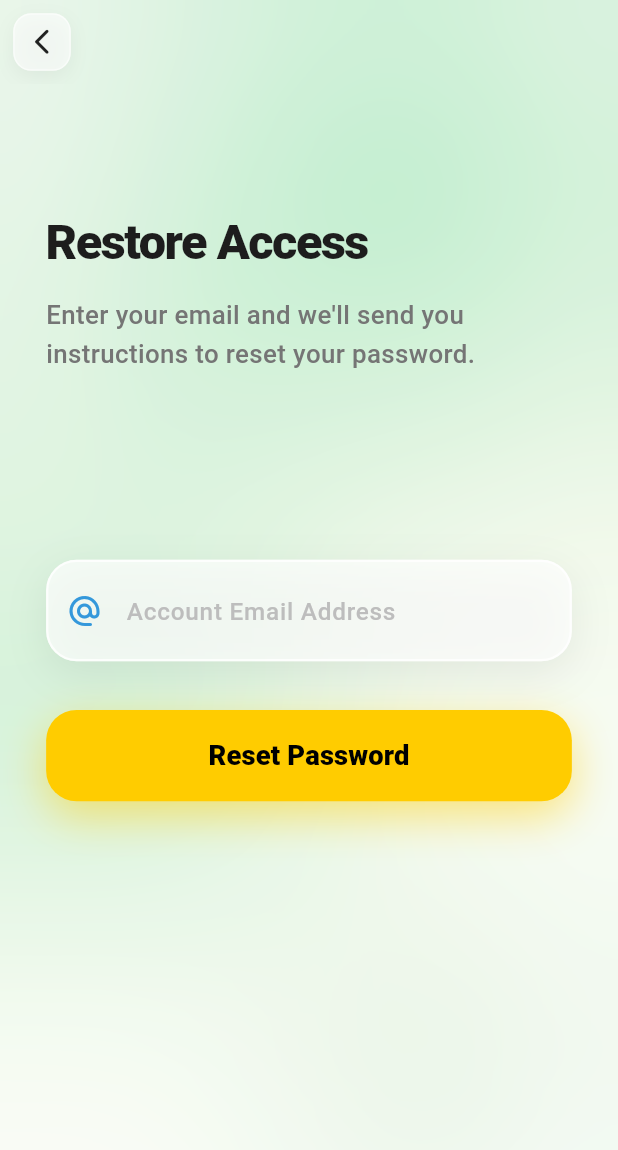
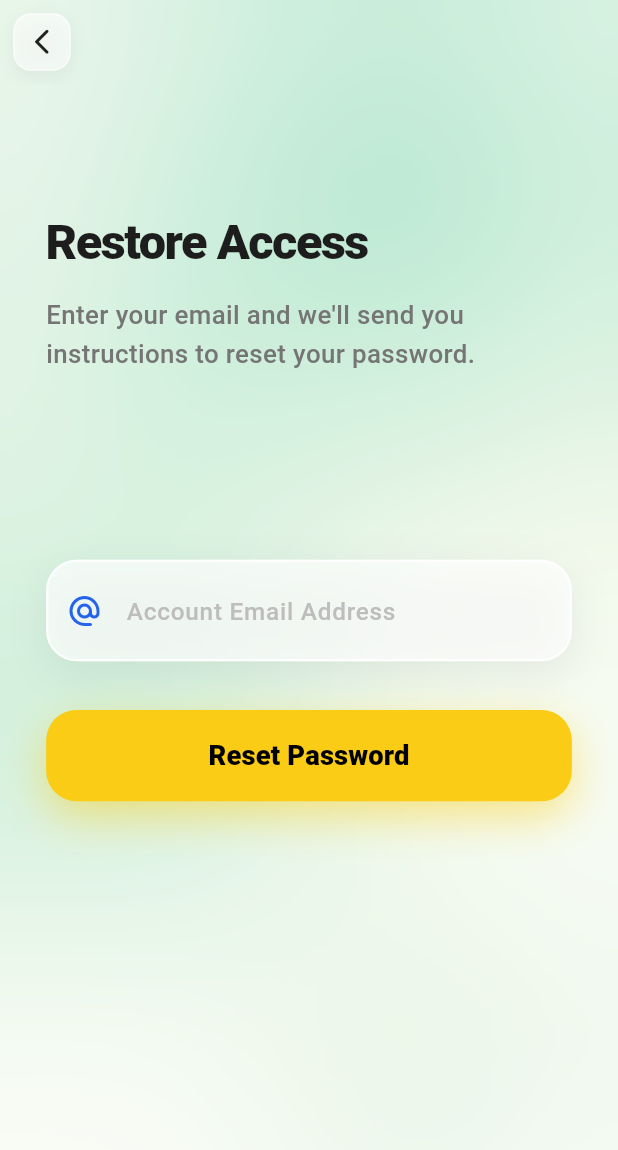
Before and after one commit to ansar7787/fluentify-app, a Flutter app: the screen it shows after launch, after a tap on "Forgot Password?", on a phone screen of 412 x 824 dp. Shown: the top 1150 px of the screen. Run offline on Flutter 3.47's test engine with Material 3 defaults, Android fonts, the light colour scheme and no system bars; our stand-ins replace cached_network_image, connectivity_plus, dartz, dio, equatable, firebase_auth and 20 more; missing offline and left inert: agora_rtc_engine, razorpay_flutter, record; accounts and stored records are empty; generated files the repository leaves out were written again; network calls fail.

Commit message:
style: enhance theme and color system with premium palette and semantic colors

```diff
--- a/fluentify_frontend/lib/config/theme/app_theme.dart
+++ b/fluentify_frontend/lib/config/theme/app_theme.dart
@@ -1,67 +1,86 @@
 import 'package:flutter/material.dart';
+import 'package:flutter_screenutil/flutter_screenutil.dart';
+import 'package:fluentify/core/theme/app_colors.dart';
 
 class AppTheme {
-  static const Color primaryYellow = Color(0xFFFFCC00);
-  static const Color secondaryGreen = Color(0xFF2ECC71);
-  static const Color accentBlue = Color(0xFF3498DB);
-  static const Color darkBg = Color(0xFF121212);
-  static const Color scaffoldBg = Color(0xFF121212);
-  static const Color cardBg = Color(0xFF1E1E1E);
-
-  // Premium Auth Colors
-  static const Color authGradientStart = Color(0xFFFFF9E5); // Very light yellow
-  static const Color authGradientEnd = Color(0xFFFFFFFF);
-  static const Color blobOne = Color(0xFFFFE5B4); // Peach
-  static const Color blobTwo = Color(0xFFE8F5E9); // Light Green
-  static const Color blobThree = Color(0xFFE3F2FD); // Light Blue
+  // Legacy constants for backward compatibility (using new theme values)
+  // Legacy constants for backward compatibility
+  static const Color primaryYellow = AppColors.yellow;
+  static const Color secondaryGreen = AppColors.success;
+  static const Color accentBlue = AppColors.primary;
+  static const Color darkBg = AppColors.darkBackground;
+  static const Color scaffoldBg = AppColors.background;
+  static const Color cardBg = AppColors.surface;
 
   // Light Theme
   static ThemeData get lightTheme {
     return ThemeData(
       useMaterial3: true,
       brightness: Brightness.light,
-      primaryColor: primaryYellow,
+      primaryColor: AppColors.primary,
+      scaffoldBackgroundColor: AppColors.background,
       colorScheme: ColorScheme.fromSeed(
-        seedColor: primaryYellow,
-        primary: primaryYellow,
-        secondary: secondaryGreen,
-        tertiary: accentBlue,
-        surface: const Color(0xFFFFFFFF),
+        seedColor: AppColors.primary,
+        primary: AppColors.primary,
+        secondary: AppColors.secondary,
+        tertiary: AppColors.accent,
+        surface: AppColors.surface,
       ),
-      scaffoldBackgroundColor: const Color(0xFFFFFFFF),
-      appBarTheme: const AppBarTheme(
-        backgroundColor: Colors.transparent,
-        foregroundColor: Color(0xFF1A1A1A),
+      appBarTheme: AppBarTheme(
+        backgroundColor: AppColors.background,
+        foregroundColor: AppColors.textHeadline,
         elevation: 0,
         centerTitle: true,
+        titleTextStyle: TextStyle(
+          fontSize: 18.sp,
+          fontWeight: FontWeight.bold,
+          color: AppColors.textHeadline,
+        ),
       ),
-      textTheme: const TextTheme(
+      textTheme: TextTheme(
         headlineLarge: TextStyle(
-          fontSize: 32,
+          fontSize: 32.sp,
           fontWeight: FontWeight.w800,
-          color: Color(0xFF1A1A1A),
+          color: AppColors.textHeadline,
           letterSpacing: -0.5,
         ),
         headlineMedium: TextStyle(
-          fontSize: 24,
+          fontSize: 24.sp,
           fontWeight: FontWeight.w700,
-          color: Color(0xFF1A1A1A),
+          color: AppColors.textHeadline,
+        ),
+        titleLarge: TextStyle(
+          fontSize: 20.sp,
+          fontWeight: FontWeight.w600,
+          color: AppColors.textHeadline,
         ),
         bodyLarge: TextStyle(
-          fontSize: 16,
-          color: Color(0xFF333333),
+          fontSize: 16.sp,
+          color: AppColors.textBody,
           height: 1.5,
+        ),
+        bodyMedium: TextStyle(
+          fontSize: 14.sp,
+          color: AppColors.textSecondary,
         ),
       ),
       elevatedButtonTheme: ElevatedButtonThemeData(
         style: ElevatedButton.styleFrom(
-          backgroundColor: primaryYellow,
-          foregroundColor: Colors.black,
-          minimumSize: const Size(double.infinity, 56),
+          backgroundColor: AppColors.primary,
+          foregroundColor: Colors.white,
+          minimumSize: Size(double.infinity, 56.h),
           shape: RoundedRectangleBorder(
-            borderRadius: BorderRadius.circular(16),
+            borderRadius: BorderRadius.circular(16.r),
           ),
           elevation: 0,
+        ),
+      ),
+      cardTheme: CardThemeData(
+        color: AppColors.surface,
+        elevation: 0,
+        shape: RoundedRectangleBorder(
+          borderRadius: BorderRadius.circular(20.r),
+          side: BorderSide(color: Colors.grey.withValues(alpha: 0.1), width: 1),
         ),
       ),
     );
@@ -72,22 +91,66 @@
     return ThemeData(
       useMaterial3: true,
       brightness: Brightness.dark,
-      primaryColor: primaryYellow,
-      scaffoldBackgroundColor: darkBg,
+      primaryColor: AppColors.primary,
+      scaffoldBackgroundColor: AppColors.darkBackground,
       colorScheme: ColorScheme.fromSeed(
         brightness: Brightness.dark,
-        seedColor: primaryYellow,
-        primary: primaryYellow,
-        secondary: secondaryGreen,
-        tertiary: accentBlue,
-        surface: darkBg,
+        seedColor: AppColors.primary,
+        primary: AppColors.primary,
+        secondary: AppColors.secondary,
+        tertiary: AppColors.accent,
+        surface: AppColors.darkSurface,
       ),
-      cardColor: cardBg,
-      appBarTheme: const AppBarTheme(
-        backgroundColor: Colors.transparent,
-        foregroundColor: Colors.white,
+      appBarTheme: AppBarTheme(
+        backgroundColor: AppColors.darkBackground,
+        foregroundColor: AppColors.darkTextHeadline,
         elevation: 0,
         centerTitle: true,
+        titleTextStyle: TextStyle(
+          fontSize: 18.sp,
+          fontWeight: FontWeight.bold,
+          color: AppColors.darkTextHeadline,
+        ),
+      ),
+      textTheme: TextTheme(
+        headlineLarge: TextStyle(
+          fontSize: 32.sp,
+          fontWeight: FontWeight.w800,
+          color: AppColors.darkTextHeadline,
+          letterSpacing: -0.5,
+        ),
+        headlineMedium: TextStyle(
+          fontSize: 24.sp,
+          fontWeight: FontWeight.w700,
+          color: AppColors.darkTextHeadline,
+        ),
+        bodyLarge: TextStyle(
+          fontSize: 16.sp,
+          color: AppColors.darkTextBody,
+          height: 1.5,
+        ),
+        bodyMedium: TextStyle(
+          fontSize: 14.sp,
+          color: AppColors.textSecondary,
+        ),
+      ),
+      elevatedButtonTheme: ElevatedButtonThemeData(
+        style: ElevatedButton.styleFrom(
+          backgroundColor: AppColors.primary,
+          foregroundColor: Colors.white,
+          minimumSize: Size(double.infinity, 56.h),
+          shape: RoundedRectangleBorder(
+            borderRadius: BorderRadius.circular(16.r),
+          ),
+          elevation: 0,
+        ),
+      ),
+      cardTheme: CardThemeData(
+        color: AppColors.darkSurface,
+        elevation: 0,
+        shape: RoundedRectangleBorder(
+          borderRadius: BorderRadius.circular(20.r),
+        ),
       ),
     );
   }
--- /dev/null
+++ b/fluentify_frontend/lib/core/theme/app_colors.dart
@@ -0,0 +1,41 @@
+import 'package:flutter/material.dart';
+
+class AppColors {
+  // Primary Palette
+  static const Color primary = Color(0xFF2563EB); // Vibrant Blue
+  static const Color secondary = Color(0xFF7C3AED); // Modern Purple/Indigo
+  static const Color accent = Color(0xFF10B981); // Emerald Green
+  static const Color yellow = Color(0xFFFACC15); // Vibrant Yellow
+
+  // Semantic Colors
+  static const Color success = Color(0xFF10B981);
+  static const Color error = Color(0xFFEF4444);
+  static const Color warning = Color(0xFFF59E0B);
+  static const Color info = Color(0xFF3B82F6);
+
+  // Neutral Palette
+  static const Color background = Color(0xFFF8FAFC);
+  static const Color surface = Colors.white;
+  static const Color textBody = Color(0xFF1E293B);
+  static const Color textHeadline = Color(0xFF0F172A);
+  static const Color textSecondary = Color(0xFF64748B);
+
+  // Dark Palette
+  static const Color darkBackground = Color(0xFF0F172A);
+  static const Color darkSurface = Color(0xFF1E293B);
+  static const Color darkTextBody = Color(0xFFCBD5E1);
+  static const Color darkTextHeadline = Color(0xFFF8FAFC);
+
+  // Gradients
+  static const LinearGradient primaryGradient = LinearGradient(
+    colors: [primary, Color(0xFF1D4ED8)],
+    begin: Alignment.topLeft,
+    end: Alignment.bottomRight,
+  );
+
+  static const LinearGradient premiumGradient = LinearGradient(
+    colors: [primary, secondary],
+    begin: Alignment.topLeft,
+    end: Alignment.bottomRight,
+  );
+}
```
